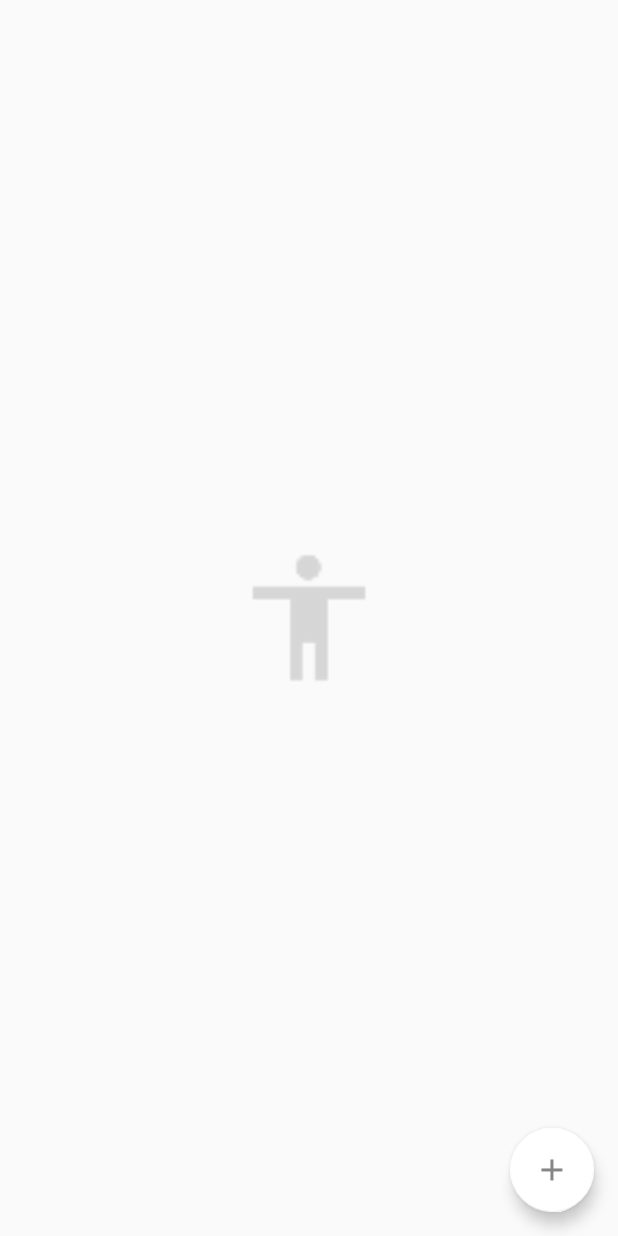
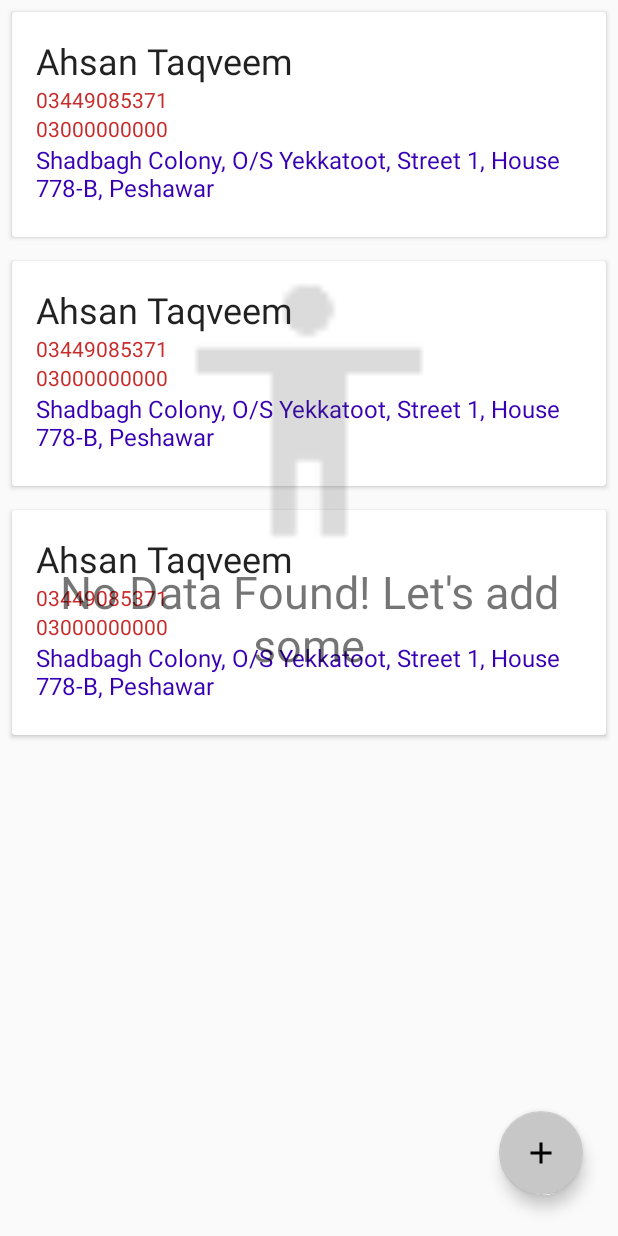
Before and after one commit to johnyhawkahsan/56-TailorApp, an Android app: the layout fragment_size.xml on its own in the app's theme, with its tools: preview values and no code run, on a phone screen of 412 x 824 dp. Run offline under Robolectric (Android 15) with nearby library versions, the phone set to English and light mode, and no system bars.

Commit message:
11th commit-Working on Adding new person methods and need to work on recycler items.

```diff
--- a/app/build.gradle
+++ b/app/build.gradle
@@ -10,6 +10,7 @@ android {
         versionCode 1
         versionName "1.0"
         testInstrumentationRunner "android.support.test.runner.AndroidJUnitRunner"
+        vectorDrawables.useSupportLibrary = true
     }
     buildTypes {
         release {
--- /dev/null
+++ b/app/src/main/res/drawable/ic_add_black_24dp.xml
@@ -0,0 +1,9 @@
+<vector xmlns:android="http://schemas.android.com/apk/res/android"
+        android:width="24dp"
+        android:height="24dp"
+        android:viewportWidth="24.0"
+        android:viewportHeight="24.0">
+    <path
+        android:fillColor="#FF000000"
+        android:pathData="M19,13h-6v6h-2v-6H5v-2h6V5h2v6h6v2z"/>
+</vector>
--- /dev/null
+++ b/app/src/main/res/layout/empty_data.xml
@@ -0,0 +1,36 @@
+<?xml version="1.0" encoding="utf-8"?>
+<android.support.constraint.ConstraintLayout
+    xmlns:android="http://schemas.android.com/apk/res/android"
+    xmlns:app="http://schemas.android.com/apk/res-auto"
+    xmlns:tools="http://schemas.android.com/tools"
+    android:layout_width="match_parent"
+    android:layout_height="match_parent"
+    tools:context=".activity.MainActivity"
+    tools:showIn="@layout/fragment_size">
+
+
+
+    <ImageView
+        android:layout_width="200dp"
+        android:layout_height="200dp"
+        android:layout_gravity="center"
+        android:alpha="0.3"
+        android:src="@drawable/icon_body_size"
+        app:layout_constraintBottom_toBottomOf="parent"
+        app:layout_constraintLeft_toLeftOf="parent"
+        app:layout_constraintRight_toRightOf="parent"
+        app:layout_constraintBottom_toTopOf="@id/tv__empty" />
+
+    <TextView
+        android:id="@+id/tv__empty"
+        android:layout_width="wrap_content"
+        android:layout_height="wrap_content"
+        android:textSize="30sp"
+        android:gravity="center"
+        android:text="No Data Found! Let's add some"
+        app:layout_constraintBottom_toBottomOf="parent"
+        app:layout_constraintLeft_toLeftOf="parent"
+        app:layout_constraintRight_toRightOf="parent"
+        app:layout_constraintTop_toTopOf="parent" />
+
+</android.support.constraint.ConstraintLayout>
--- a/app/src/main/res/layout/fragment_size.xml
+++ b/app/src/main/res/layout/fragment_size.xml
@@ -6,21 +6,32 @@
     xmlns:app="http://schemas.android.com/apk/res-auto"
     tools:context=".fragment.SizeFragment">
 
-    <ImageView
-        android:layout_width="100dp"
-        android:layout_height="100dp"
-        android:layout_gravity="center"
-        android:alpha="0.3"
-        android:src="@drawable/icon_body_size" />
+
+    <LinearLayout
+        android:orientation="vertical"
+        android:layout_width="match_parent"
+        android:layout_height="wrap_content">
+
+        <android.support.v7.widget.RecyclerView
+            android:id="@+id/recyclerView"
+            android:layout_width="match_parent"
+            android:layout_height="match_parent"
+            tools:listitem="@layout/recycler_item_size" />
+    </LinearLayout>
+
+    <include layout="@layout/empty_data"/>
+
 
     <android.support.design.widget.FloatingActionButton
         android:id="@+id/addNewSize"
         android:layout_width="wrap_content"
         android:layout_height="wrap_content"
+        android:layout_alignParentBottom="true"
+        android:layout_alignParentEnd="true"
         android:layout_gravity="bottom|end"
-        android:layout_margin="@dimen/fab_margin"
-        app:backgroundTint="@color/colorAccent"
-        app:srcCompat="@drawable/icon_add" />
+        android:layout_marginBottom="27dp"
+        android:layout_marginEnd="23dp"
+        app:srcCompat="@drawable/ic_add_black_24dp" />
 
 
 </FrameLayout>
--- /dev/null
+++ b/app/src/main/res/layout/recycler_item_size.xml
@@ -0,0 +1,63 @@
+<?xml version="1.0" encoding="utf-8"?>
+<android.support.v7.widget.CardView
+    xmlns:android="http://schemas.android.com/apk/res/android"
+    xmlns:app="http://schemas.android.com/apk/res-auto"
+    xmlns:tools="http://schemas.android.com/tools"
+    android:layout_width="match_parent"
+    android:layout_height="wrap_content"
+    android:layout_margin="@dimen/default_margin"
+    android:clickable="true"
+    android:foreground="?android:attr/selectableItemBackground"
+    app:cardBackgroundColor="@color/cardview_light_background"
+    app:cardCornerRadius="@dimen/cardview_default_radius"
+    app:cardElevation="@dimen/cardview_default_elevation">
+
+    <LinearLayout
+        android:layout_width="match_parent"
+        android:layout_height="150dp"
+        android:orientation="vertical"
+        android:padding="@dimen/default_padding">
+
+
+        <TextView
+            android:id="@+id/customerName"
+            android:layout_width="match_parent"
+            android:layout_height="wrap_content"
+            android:gravity="center_vertical"
+            android:lines="1"
+            android:textAppearance="@style/TextAppearance.AppCompat.Headline"
+            tools:text="Ahsan Taqveem" />
+
+        <TextView
+            android:id="@+id/customerMobileNo"
+            android:layout_width="match_parent"
+            android:layout_height="wrap_content"
+            android:layout_centerVertical="true"
+            android:lines="1"
+            android:textColor="@color/colorPrimaryDark"
+            tools:text="03449085371" />
+
+        <TextView
+            android:id="@+id/customerMobileNoAlternate"
+            android:layout_width="match_parent"
+            android:layout_height="wrap_content"
+            android:layout_centerVertical="true"
+            android:lines="1"
+            android:textColor="@color/colorPrimaryDark"
+            tools:text="03000000000" />
+
+
+        <TextView
+            android:id="@+id/customerAddress"
+            android:layout_width="match_parent"
+            android:layout_height="wrap_content"
+            android:gravity="center_vertical"
+            android:textColor="@color/design_default_color_primary_dark"
+            android:textSize="16sp"
+            tools:text="Shadbagh Colony, O/S Yekkatoot, Street 1, House 778-B, Peshawar" />
+
+
+
+    </LinearLayout>
+
+</android.support.v7.widget.CardView>
--- a/app/src/main/res/menu/main.xml
+++ b/app/src/main/res/menu/main.xml
@@ -3,8 +3,8 @@
 <menu xmlns:android="http://schemas.android.com/apk/res/android"
     xmlns:app="http://schemas.android.com/apk/res-auto">
     <item
-        android:id="@+id/action_logout"
+        android:id="@+id/deleteAllRecords"
         android:orderInCategory="100"
-        android:title="@string/action_logout"
+        android:title="@string/deleteAllItems"
         app:showAsAction="never" />
 </menu>
--- a/app/src/main/res/values/colors.xml
+++ b/app/src/main/res/values/colors.xml
@@ -3,6 +3,6 @@
 
     <color name="colorPrimary">#d32f2f</color>
     <color name="colorPrimaryDark">#c72c2c</color>
-    <color name="colorAccent">#FFFFFF</color>
+    <color name="colorAccent">#c7c7c7</color>
 
 </resources>
```
Also changed, not shown: app/src/main/java/com/johnyhawkdesigns/a56_tailorapp/activity/MainActivity.java (+34 -7 lines), app/src/main/java/com/johnyhawkdesigns/a56_tailorapp/fragment/AddEditPersonFragment.java (added, +138 -0 lines), app/src/main/java/com/johnyhawkdesigns/a56_tailorapp/fragment/SizeFragment.java (+32 -3 lines), app/src/main/res/layout/fragment_add_edit_size.xml (+5 -20 lines), app/src/main/res/values/strings.xml (+6 -1 lines), app/src/main/res/drawable-xxhdpi/ic_empty.png (added).
